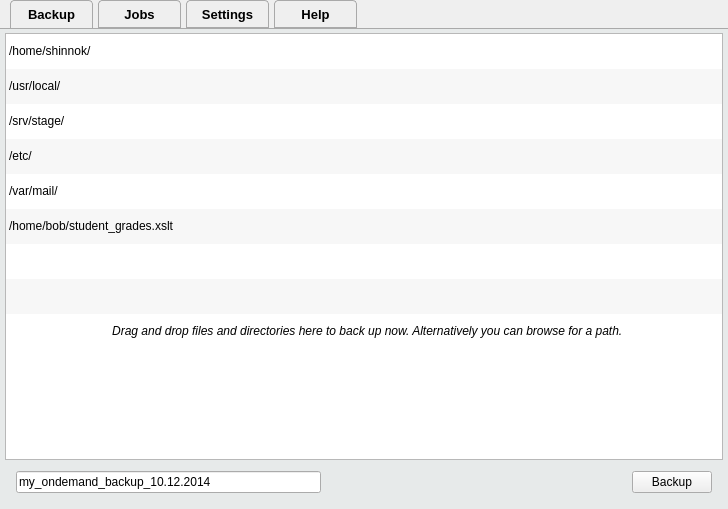
First picture: the form in mainwidget.ui, repository Tarsnap/tarsnap-gui, before the edit.
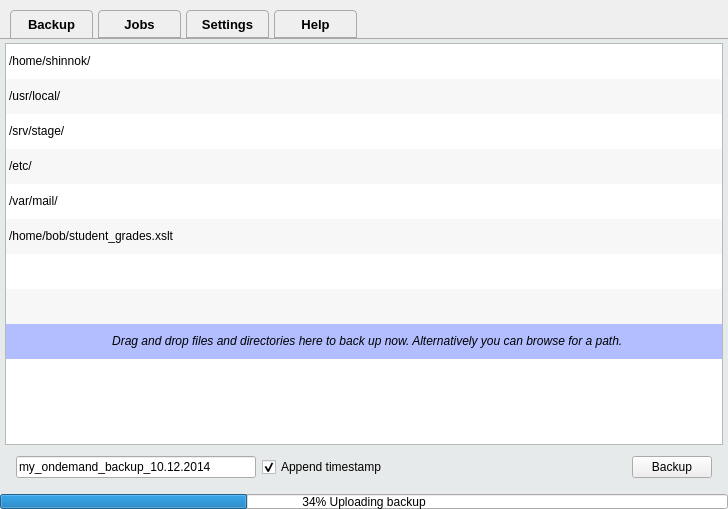
Second picture: the form after the edit. Icons and pictures are not drawn.

Patch:
```diff
--- a/mainwidget.ui
+++ b/mainwidget.ui
@@ -26,7 +26,7 @@
     <number>0</number>
    </property>
    <property name="topMargin">
-    <number>0</number>
+    <number>10</number>
    </property>
    <property name="rightMargin">
     <number>0</number>
@@ -177,10 +177,10 @@
            </font>
           </property>
           <property name="background">
-           <brush brushstyle="NoBrush">
+           <brush brushstyle="SolidPattern">
             <color alpha="255">
-             <red>0</red>
-             <green>0</green>
+             <red>178</red>
+             <green>190</green>
              <blue>255</blue>
             </color>
            </brush>
@@ -198,6 +198,16 @@
             </property>
            </widget>
           </item>
+          <item>
+           <widget class="QCheckBox" name="checkBox_2">
+            <property name="text">
+             <string>Append timestamp</string>
+            </property>
+            <property name="checked">
+             <bool>true</bool>
+            </property>
+           </widget>
+          </item>
           <item>
            <spacer name="horizontalSpacer">
             <property name="orientation">
@@ -641,6 +651,37 @@
      </widget>
     </widget>
    </item>
+   <item>
+    <widget class="QProgressBar" name="progressBar">
+     <property name="maximumSize">
+      <size>
+       <width>16777215</width>
+       <height>15</height>
+      </size>
+     </property>
+     <property name="value">
+      <number>34</number>
+     </property>
+     <property name="alignment">
+      <set>Qt::AlignCenter</set>
+     </property>
+     <property name="textVisible">
+      <bool>true</bool>
+     </property>
+     <property name="orientation">
+      <enum>Qt::Horizontal</enum>
+     </property>
+     <property name="invertedAppearance">
+      <bool>false</bool>
+     </property>
+     <property name="textDirection">
+      <enum>QProgressBar::TopToBottom</enum>
+     </property>
+     <property name="format">
+      <string>%p% Uploading backup</string>
+     </property>
+    </widget>
+   </item>
   </layout>
  </widget>
  <layoutdefault spacing="6" margin="11"/>
```
Left out of the diff: 2 changed lines with no effect on the pictures.
